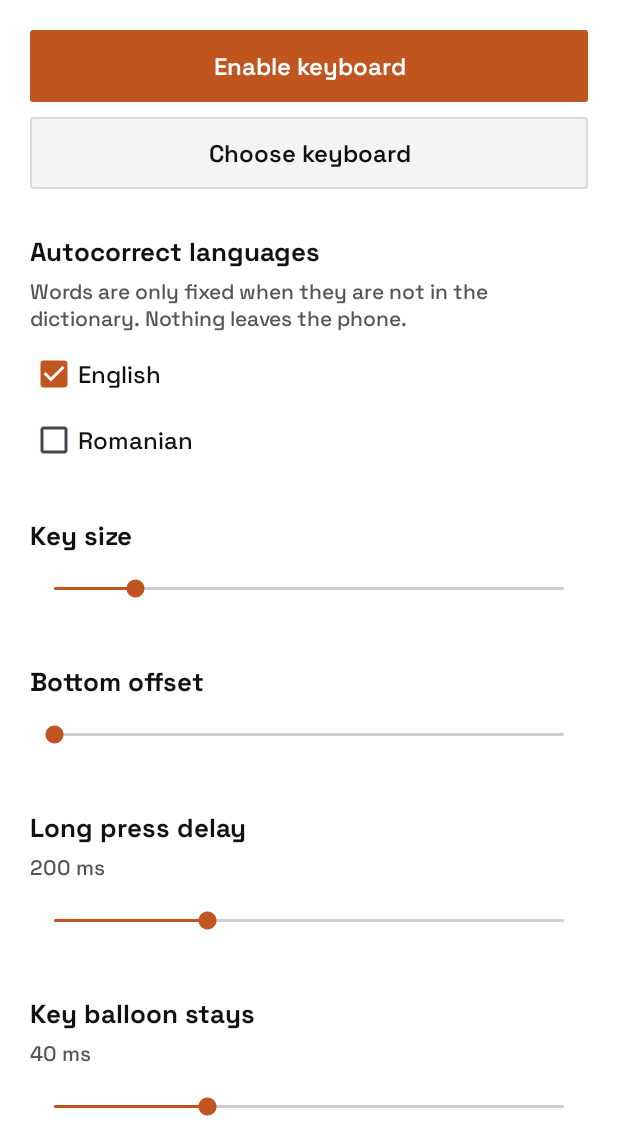
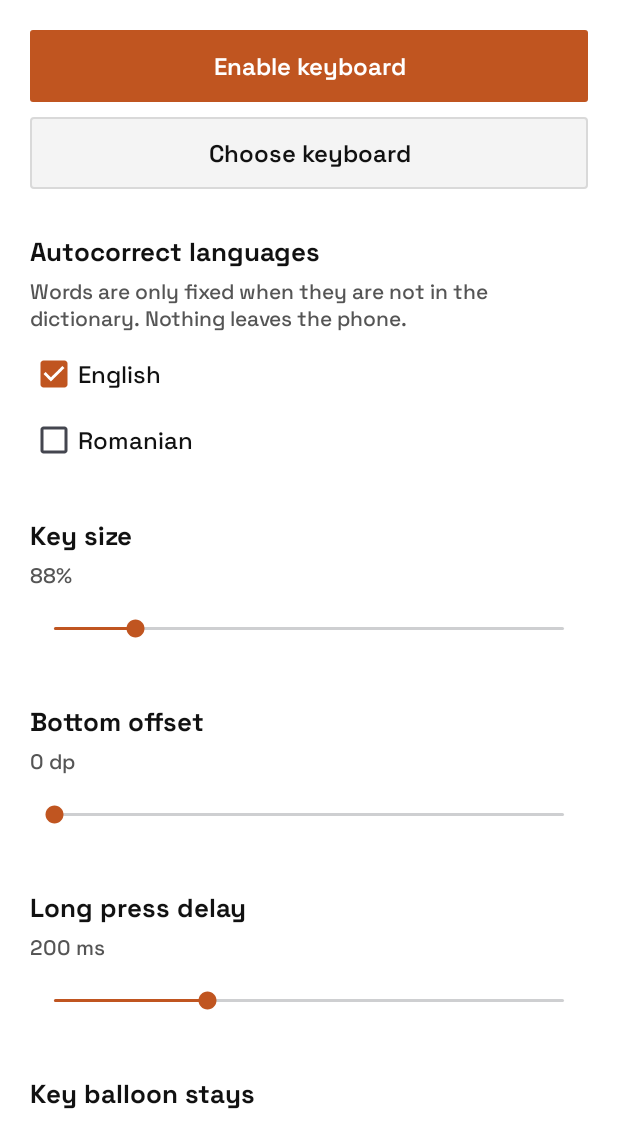
Before and after one commit to phpcip/opensolr-keys, an Android app: the screen it shows after launch (SettingsActivity), on a phone screen of 412 x 824 dp, the part 111-1236 px from its top. Run offline under Robolectric (Android 15) with nearby library versions, the light colour scheme and no system bars.

Commit message:
Restore defaults resets every control in place and keeps the keyboard up; every slider shows its exact value

```diff
--- a/app/src/main/java/com/opensolr/keys/SettingsActivity.kt
+++ b/app/src/main/java/com/opensolr/keys/SettingsActivity.kt
@@ -45,7 +45,8 @@ class SettingsActivity : Activity() {
         findViewById<android.view.View>(R.id.btn_defaults).setOnClickListener { v ->
             v.performHapticFeedback(android.view.HapticFeedbackConstants.CONFIRM)
             prefs.restoreDefaults()
-            recreate()
+            // in place: a recreate() would hide the keyboard and give the controls back their old state
+            bindValues()
         }
         findViewById<android.view.View>(R.id.btn_learned).setOnClickListener {
             startActivity(Intent(this, WordsActivity::class.java))
@@ -56,46 +57,64 @@ class SettingsActivity : Activity() {
 
         val en = findViewById<CheckBox>(R.id.lang_en)
         val ro = findViewById<CheckBox>(R.id.lang_ro)
-        val langs = prefs.langs
-        en.isChecked = "en" in langs
-        ro.isChecked = "ro" in langs
         val saveLangs = { _: Any ->
             val set = LinkedHashSet<String>()
             if (en.isChecked) set.add("en")
             if (ro.isChecked) set.add("ro")
             prefs.langs = set
         }
-        en.setOnCheckedChangeListener { b, _ -> saveLangs(b) }
-        ro.setOnCheckedChangeListener { b, _ -> saveLangs(b) }
+        en.setOnCheckedChangeListener { b, _ -> if (!binding) saveLangs(b) }
+        ro.setOnCheckedChangeListener { b, _ -> if (!binding) saveLangs(b) }
 
-        slider(R.id.size, prefs.sizePercent - 80) { prefs.sizePercent = it + 80 }
-        slider(R.id.offset, prefs.bottomOffsetDp) { prefs.bottomOffsetDp = it }
-        val lpValue = findViewById<TextView>(R.id.longpress_value)
-        lpValue.text = "${prefs.longPressMs} ms"
-        slider(R.id.longpress, prefs.longPressMs / 50 - 1) { prefs.longPressMs = (it + 1) * 50; lpValue.text = "${prefs.longPressMs} ms" }
-        val pvValue = findViewById<TextView>(R.id.preview_value)
-        pvValue.text = "${prefs.previewMs} ms"
-        slider(R.id.preview, prefs.previewMs / 10 - 1) { prefs.previewMs = (it + 1) * 10; pvValue.text = "${prefs.previewMs} ms" }
-        slider(R.id.haptic_strength, prefs.hapticStrength - 1) { prefs.hapticStrength = it + 1 }
-        slider(R.id.volume, prefs.volume - 1) { prefs.volume = it + 1 }
+        slider(R.id.size, R.id.size_value, { prefs.sizePercent - 80 }, { "${prefs.sizePercent}%" }) { prefs.sizePercent = it + 80 }
+        slider(R.id.offset, R.id.offset_value, { prefs.bottomOffsetDp }, { "${prefs.bottomOffsetDp} dp" }) { prefs.bottomOffsetDp = it }
+        slider(R.id.longpress, R.id.longpress_value, { prefs.longPressMs / 50 - 1 }, { "${prefs.longPressMs} ms" }) { prefs.longPressMs = (it + 1) * 50 }
+        slider(R.id.preview, R.id.preview_value, { prefs.previewMs / 10 - 1 }, { "${prefs.previewMs} ms" }) { prefs.previewMs = (it + 1) * 10 }
+        slider(R.id.haptic_strength, R.id.haptic_strength_value, { prefs.hapticStrength - 1 }, { getString(R.string.s_strength) + ": ${prefs.hapticStrength}%" }) { prefs.hapticStrength = it + 1 }
+        slider(R.id.volume, R.id.volume_value, { prefs.volume - 1 }, { getString(R.string.s_volume) + ": ${prefs.volume}%" }) { prefs.volume = it + 1 }
 
         val haptic = findViewById<Switch>(R.id.haptic)
-        haptic.isChecked = prefs.haptic
-        haptic.setOnCheckedChangeListener { _, on -> prefs.haptic = on }
+        haptic.setOnCheckedChangeListener { _, on -> if (!binding) prefs.haptic = on }
         val sound = findViewById<Switch>(R.id.sound)
-        sound.isChecked = prefs.sound
-        sound.setOnCheckedChangeListener { _, on -> prefs.sound = on }
+        sound.setOnCheckedChangeListener { _, on -> if (!binding) prefs.sound = on }
+        bindValues()
     }
 
-    private fun slider(id: Int, value: Int, onChange: (Int) -> Unit) {
+    private var binding = false
+
+    /** Every control shows what is saved; only the user's own touches write back. */
+    private fun bindValues() {
+        binding = true
+        val langs = prefs.langs
+        findViewById<CheckBox>(R.id.lang_en).isChecked = "en" in langs
+        findViewById<CheckBox>(R.id.lang_ro).isChecked = "ro" in langs
+        for (r in sliderRefresh) r()
+        findViewById<Switch>(R.id.haptic).isChecked = prefs.haptic
+        findViewById<Switch>(R.id.sound).isChecked = prefs.sound
+        binding = false
+    }
+
+    override fun onRestoreInstanceState(state: Bundle) {
+        // the saved view state is older than the prefs; the prefs win
+        binding = true
+        super.onRestoreInstanceState(state)
+        bindValues()
+    }
+
+    /** Puts every slider and its exact value back from the saved prefs. */
+    private val sliderRefresh = ArrayList<() -> Unit>()
+
+    private fun slider(id: Int, labelId: Int, position: () -> Int, label: () -> String, onChange: (Int) -> Unit) {
         val s = findViewById<SeekBar>(id)
-        s.progress = value
+        val l = findViewById<TextView>(labelId)
+        sliderRefresh.add { s.progress = position(); l.text = label() }
         s.setOnSeekBarChangeListener(object : SeekBar.OnSeekBarChangeListener {
             override fun onProgressChanged(sb: SeekBar, p: Int, fromUser: Boolean) {
                 if (!fromUser) return
                 // a tick at every step, so the slider is felt as well as seen
                 sb.performHapticFeedback(android.view.HapticFeedbackConstants.CLOCK_TICK)
                 onChange(p)
+                l.text = label()
             }
             override fun onStartTrackingTouch(sb: SeekBar) {}
             override fun onStopTrackingTouch(sb: SeekBar) {}
--- a/app/src/main/res/layout/activity_settings.xml
+++ b/app/src/main/res/layout/activity_settings.xml
@@ -56,9 +56,11 @@
         <CheckBox android:id="@+id/lang_ro" style="@style/Check" android:text="@string/s_ro" />
 
         <TextView style="@style/SectionTitle" android:text="@string/s_size" />
+        <TextView android:id="@+id/size_value" style="@style/SectionHint" />
         <SeekBar android:id="@+id/size" style="@style/Slider" android:max="50" />
 
         <TextView style="@style/SectionTitle" android:text="@string/s_offset" />
+        <TextView android:id="@+id/offset_value" style="@style/SectionHint" />
         <SeekBar android:id="@+id/offset" style="@style/Slider" android:max="80" />
 
         <TextView style="@style/SectionTitle" android:text="@string/s_longpress" />
@@ -70,11 +72,11 @@
         <SeekBar android:id="@+id/preview" style="@style/Slider" android:max="10" />
 
         <Switch android:id="@+id/haptic" style="@style/SwitchRow" android:text="@string/s_haptic" />
-        <TextView style="@style/SectionHint" android:text="@string/s_strength" />
+        <TextView android:id="@+id/haptic_strength_value" style="@style/SectionHint" />
         <SeekBar android:id="@+id/haptic_strength" style="@style/Slider" android:max="99" />
 
         <Switch android:id="@+id/sound" style="@style/SwitchRow" android:text="@string/s_sound" />
-        <TextView style="@style/SectionHint" android:text="@string/s_volume" />
+        <TextView android:id="@+id/volume_value" style="@style/SectionHint" />
         <SeekBar android:id="@+id/volume" style="@style/Slider" android:max="99" />
 
         <Button
```
